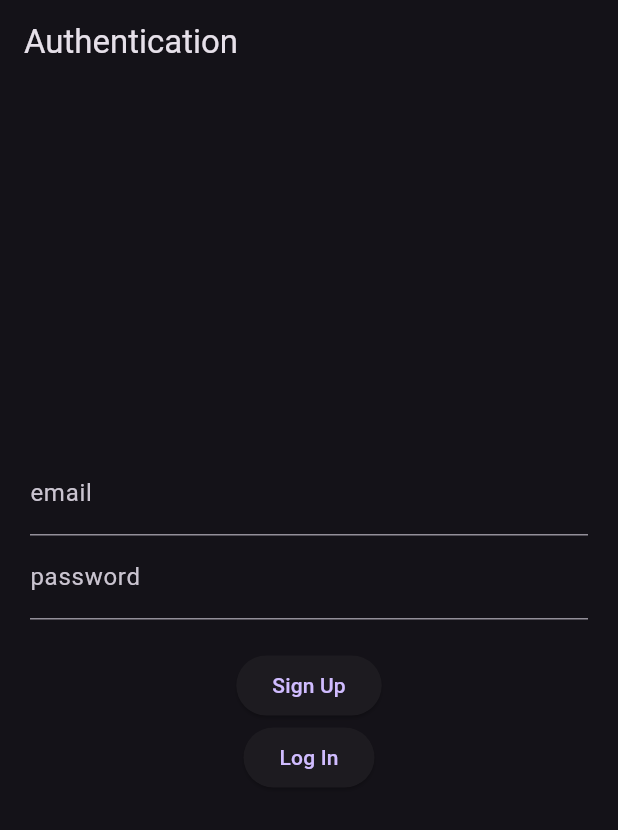
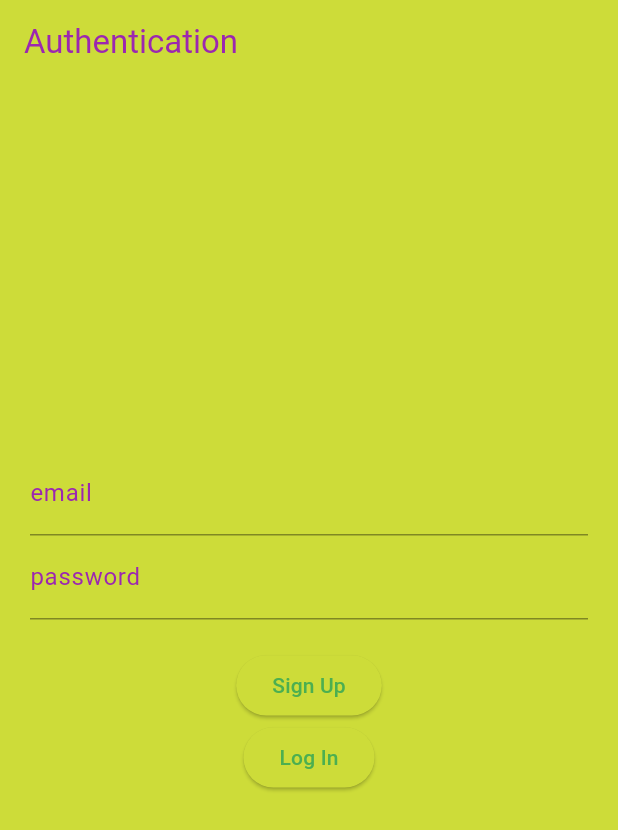
Before and after one commit to arsepav/MyFavoriteSpace, a Flutter app: the screen it shows after launch, on a phone screen of 412 x 824 dp. Shown: the top 830 px of the screen. Run offline on Flutter 3.47's test engine with Material 3 defaults, Android fonts, the phone set to English and light mode, and no system bars; our stand-ins replace cloud_firestore, firebase_auth, firebase_core, firebase_storage, image_picker, permission_handler and 1 more; accounts and stored records are empty.

Commit message:
Changed theme

```diff
--- a/lib/authentication/authentication_screen.dart
+++ b/lib/authentication/authentication_screen.dart
@@ -30,7 +30,7 @@ class _AuthenticationScreenState extends State<AuthenticationScreen> {
   Widget build(BuildContext context) {
     return Scaffold(
       appBar: AppBar(
-        title: Text("Authentication"),
+        title: Text("Authentication", style: TextStyle(),),
       ),
       body: Center(
         child: Padding(
--- a/lib/main.dart
+++ b/lib/main.dart
@@ -28,7 +28,7 @@ class MyApp extends StatelessWidget {
       create: (_) => ThemeNotifier(lightTheme),
       child: MaterialApp(
         theme: darkTheme,
-        themeMode: themeManager.themeMode,
+        // themeMode: themeManager.themeMode,
         home: is_logged_in() ? LogInScreen(): AuthenticationScreen() ,
       ),
     );
--- a/lib/theme/theme_constants.dart
+++ b/lib/theme/theme_constants.dart
@@ -2,7 +2,6 @@ import 'package:flutter/material.dart';
 import 'package:some_space/theme/theme_manager.dart';
 
 ThemeManager themeManager = ThemeManager();
-
 
 // Light Theme
 ThemeData lightTheme = ThemeData(
@@ -13,8 +12,26 @@ ThemeData lightTheme = ThemeData(
 
 // Dark Theme
 ThemeData darkTheme = ThemeData(
-  brightness: Brightness.dark,
-  primarySwatch: Colors.teal,
-  hintColor: Colors.purple,
+  useMaterial3: true,
+
+  colorScheme: const ColorScheme(
+    brightness: Brightness.dark,
+    primary: Colors.green,
+    onPrimary: Colors.orange,
+    secondary: Colors.pink,
+    onSecondary: Colors.cyan,
+    error: Colors.red,
+    onError: Colors.redAccent,
+    background: Colors.black,
+    onBackground: Colors.black38,
+    surface: Colors.lime,
+    onSurface: Colors.purple,
+  ),
+  // buttonTheme: ButtonThemeData(
+  //   buttonColor: Colors.indigo,
+  //   hoverColor: Colors.indigoAccent,
+  // )
+  //primarySwatch: Colors.teal,
+  //hintColor: Colors.purple,
   // Add other theme properties here
 );
```
